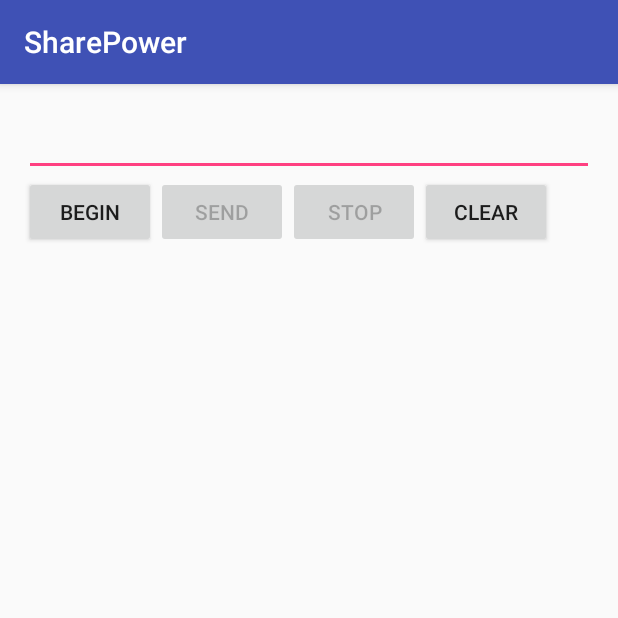
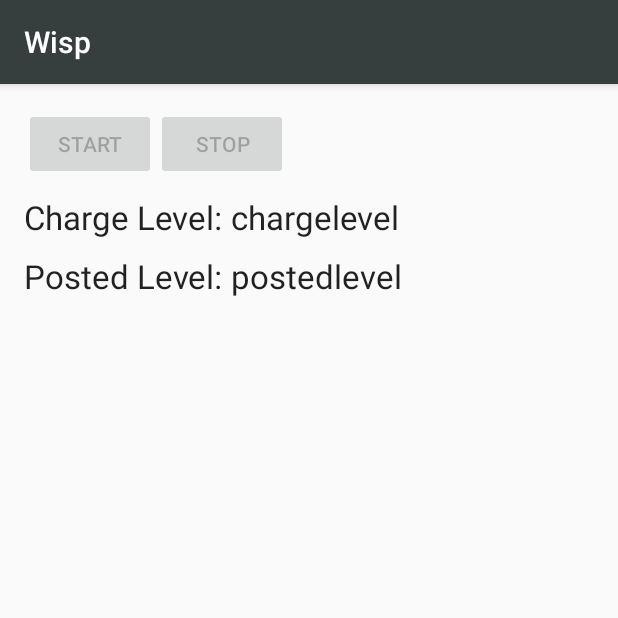
Before and after one commit to alierbas/SharePower, an Android app: the ChargeConsole screen opened directly, with no data from a screen before it, on a phone screen of 412 x 824 dp, the top half of it. Run offline under Robolectric (Android 15) with nearby library versions, the phone set to English and light mode, and no system bars.

Commit message:
Post Charge Status

```diff
--- a/app/src/main/java/com/ae/sharepower/ChargeConsole.java
+++ b/app/src/main/java/com/ae/sharepower/ChargeConsole.java
@@ -27,13 +27,27 @@ import com.felhr.usbserial.UsbSerialDevice;
 public class ChargeConsole extends AppCompatActivity{
 
     public final String ACTION_USB_PERMISSION = "com.ae.sharepower.USB_PERMISSION";
-    Button startButton, sendButton, clearButton, stopButton;
-    TextView textView;
-    EditText editText;
-    UsbManager usbManager;
-    UsbDevice device;
-    UsbSerialDevice serialPort;
-    UsbDeviceConnection connection;
+    private Button sendButton, stopButton;
+    private UsbManager usbManager;
+    private UsbDevice device;
+    private UsbSerialDevice serialPort;
+    private UsbDeviceConnection connection;
+
+    private  TextView chargeLevelTv;
+    private TextView postedlevelTv;
+
+    private int chargeLevel;
+    private int startCharge;
+    private int endCharge;
+
+    private BroadcastReceiver mBatInfoReceiver = new BroadcastReceiver(){
+        @Override
+        public void onReceive(Context arg0, Intent intent) {
+            chargeLevel = intent.getIntExtra("level", 0);
+            chargeLevelTv.setText("" + Integer.toString(chargeLevel) + "%");
+            postedlevelTv.setText("" + Integer.toString(chargeLevel-startCharge) + "%");
+        }
+    };
 
     UsbSerialInterface.UsbReadCallback mCallback = new UsbSerialInterface.UsbReadCallback() { //Defining a Callback which triggers whenever data is read.
         @Override
@@ -42,7 +56,6 @@ public class ChargeConsole extends AppCompatActivity{
             try {
                 data = new String(arg0, "UTF-8");
                 data.concat("/n");
-                tvAppend(textView, data);
             } catch (UnsupportedEncodingException e) {
                 e.printStackTrace();
             }
@@ -66,7 +79,6 @@ public class ChargeConsole extends AppCompatActivity{
                             serialPort.setParity(UsbSerialInterface.PARITY_NONE);
                             serialPort.setFlowControl(UsbSerialInterface.FLOW_CONTROL_OFF);
                             serialPort.read(mCallback);
-                            tvAppend(textView,"Serial Connection Opened!\n");
 
                         } else {
                             Log.d("SERIAL", "PORT NOT OPEN");
@@ -78,13 +90,12 @@ public class ChargeConsole extends AppCompatActivity{
                     Log.d("SERIAL", "PERM NOT GRANTED");
                 }
             } else if (intent.getAction().equals(UsbManager.ACTION_USB_DEVICE_ATTACHED)) {
-                onClickStart(startButton);
+                onClickStart(sendButton);
             } else if (intent.getAction().equals(UsbManager.ACTION_USB_DEVICE_DETACHED)) {
                 onClickStop(stopButton);
             }
         }
     };
-
 
     @Override
     protected void onCreate(Bundle savedInstanceState) {
@@ -92,12 +103,12 @@ public class ChargeConsole extends AppCompatActivity{
         setContentView(R.layout.activity_charge_console);
 
         usbManager = (UsbManager) getSystemService(this.USB_SERVICE);
-        startButton = (Button) findViewById(R.id.buttonStart);
         sendButton = (Button) findViewById(R.id.buttonSend);
-        clearButton = (Button) findViewById(R.id.buttonClear);
         stopButton = (Button) findViewById(R.id.buttonStop);
-        editText = (EditText) findViewById(R.id.editText);
-        textView = (TextView) findViewById(R.id.textView);
+
+        postedlevelTv = (TextView) findViewById(R.id.postedlevel);
+        chargeLevelTv = (TextView) findViewById(R.id.chargelevel);
+
         setUiEnabled(false);
         IntentFilter filter = new IntentFilter();
         filter.addAction(ACTION_USB_PERMISSION);
@@ -105,14 +116,12 @@ public class ChargeConsole extends AppCompatActivity{
         filter.addAction(UsbManager.ACTION_USB_DEVICE_DETACHED);
         registerReceiver(broadcastReceiver, filter);
 
+        registerReceiver(mBatInfoReceiver, new IntentFilter(Intent.ACTION_BATTERY_CHANGED));
     }
 
-
     public void setUiEnabled(boolean bool) {
-        startButton.setEnabled(!bool);
         sendButton.setEnabled(bool);
         stopButton.setEnabled(bool);
-        textView.setEnabled(bool);
     }
 
     public void onClickStart(View view) {
@@ -140,31 +149,15 @@ public class ChargeConsole extends AppCompatActivity{
     }
 
     public void onClickSend(View view) {
-        String string = editText.getText().toString();
+        String string = "11";
         serialPort.write(string.getBytes());
-        tvAppend(textView, "\nData Sent : " + string + "\n");
+        startCharge = chargeLevel;
     }
 
     public void onClickStop(View view) {
         setUiEnabled(false);
         serialPort.close();
-        tvAppend(textView,"\nSerial Connection Closed! \n");
-    }
-
-    public void onClickClear(View view) {
-        textView.setText(" ");
-    }
-
-    private void tvAppend(TextView tv, CharSequence text) {
-        final TextView ftv = tv;
-        final CharSequence ftext = text;
-
-        runOnUiThread(new Runnable() {
-            @Override
-            public void run() {
-                ftv.append(ftext);
-            }
-        });
+        endCharge = chargeLevel;
     }
 
 
--- a/app/src/main/java/com/ae/sharepower/MainActivity.java
+++ b/app/src/main/java/com/ae/sharepower/MainActivity.java
@@ -54,7 +54,6 @@ public class MainActivity extends AppCompatActivity implements NavigationView.On
         Toolbar toolbar = (Toolbar) findViewById(R.id.toolbar);
         setSupportActionBar(toolbar);
 
-
         DrawerLayout drawer = (DrawerLayout) findViewById(R.id.drawer_layout);
         ActionBarDrawerToggle toggle = new ActionBarDrawerToggle(
                 this, drawer, toolbar, R.string.navigation_drawer_open, R.string.navigation_drawer_close);
@@ -107,12 +106,8 @@ public class MainActivity extends AppCompatActivity implements NavigationView.On
 
     @Override
     public boolean onOptionsItemSelected(MenuItem item) {
-        // Handle action bar item clicks here. The action bar will
-        // automatically handle clicks on the Home/Up button, so long
-        // as you specify a parent activity in AndroidManifest.xml.
         int id = item.getItemId();
 
-        //noinspection SimplifiableIfStatement
         if (id == R.id.action_settings) {
             return true;
         }
@@ -126,13 +121,10 @@ public class MainActivity extends AppCompatActivity implements NavigationView.On
         // Handle navigation view item clicks here.
         int id = item.getItemId();
 
-
-        if (id == R.id.nav_first_fragment) {
-
-            Intent myIntent = new Intent(this, ChargeConsole.class);
-            startActivity(myIntent);
-
-        }
+//        if (id == R.id.nav_first_fragment) {
+//            Intent myIntent = new Intent(this, ChargeConsole.class);
+//            startActivity(myIntent);
+//        }
 // else if (id == R.id.nav_gallery) {
 //
 //        } else if (id == R.id.nav_slideshow) {
@@ -184,6 +176,9 @@ public class MainActivity extends AppCompatActivity implements NavigationView.On
                             .setPositiveButton(android.R.string.yes, new DialogInterface.OnClickListener() {
                                 public void onClick(DialogInterface dialog, int which) {
                                     Toast.makeText(getBaseContext(), "Request Sent", Toast.LENGTH_LONG).show();
+
+                                    Intent myIntent = new Intent(getApplicationContext(), ChargeConsole.class);
+                                    startActivity(myIntent);
                                 }
                             })
                             .setNegativeButton(android.R.string.no, new DialogInterface.OnClickListener() {
--- a/app/src/main/res/layout/activity_charge_console.xml
+++ b/app/src/main/res/layout/activity_charge_console.xml
@@ -5,65 +5,66 @@
     android:paddingTop="@dimen/activity_vertical_margin"
     android:paddingBottom="@dimen/activity_vertical_margin" tools:context=".MainActivity">
 
-    <EditText
-        android:layout_width="wrap_content"
-        android:layout_height="wrap_content"
-        android:id="@+id/editText"
-        android:layout_alignParentTop="true"
-        android:layout_alignParentRight="true"
-        android:layout_alignParentEnd="true"
-        android:layout_alignParentLeft="true"
-        android:layout_alignParentStart="true" />
-
     <Button
         android:layout_width="wrap_content"
         android:layout_height="wrap_content"
-        android:text="Begin"
-        android:id="@+id/buttonStart"
-        android:layout_below="@+id/editText"
-        android:layout_alignParentLeft="true"
-        android:layout_alignParentStart="true"
-        android:onClick="onClickStart"/>
-
-    <Button
-        android:layout_width="wrap_content"
-        android:layout_height="wrap_content"
-        android:text="Send"
+        android:text="Start"
         android:id="@+id/buttonSend"
         android:onClick="onClickSend"
-        android:layout_below="@+id/editText"
-        android:layout_toRightOf="@+id/buttonStart"
-        android:layout_toEndOf="@+id/buttonStart" />
-
-    <TextView
-        android:layout_width="wrap_content"
-        android:layout_height="wrap_content"
-        android:id="@+id/textView"
-        android:layout_below="@+id/buttonSend"
-        android:layout_alignParentLeft="true"
-        android:layout_alignParentStart="true"
-        android:layout_alignRight="@+id/editText"
-        android:layout_alignEnd="@+id/editText"
-        android:layout_alignParentBottom="true" />
+       />
 
     <Button
         android:layout_width="wrap_content"
         android:layout_height="wrap_content"
         android:text="Stop"
         android:id="@+id/buttonStop"
-        android:layout_below="@+id/editText"
         android:layout_toRightOf="@+id/buttonSend"
         android:layout_toEndOf="@+id/buttonSend"
         android:onClick="onClickStop"/>
 
-    <Button
+    <TextView
         android:layout_width="wrap_content"
         android:layout_height="wrap_content"
-        android:text="Clear"
-        android:id="@+id/buttonClear"
-        android:layout_below="@+id/editText"
-        android:layout_toRightOf="@+id/buttonStop"
-        android:layout_toEndOf="@+id/buttonStop"
-        android:onClick="onClickClear"/>
+        android:textAppearance="?android:attr/textAppearanceLarge"
+        android:text="Charge Level: "
+        android:id="@+id/textView2"
+        android:layout_alignTop="@+id/chargelevel"
+        android:layout_alignParentLeft="true"
+        android:layout_alignParentStart="true" />
+
+    <TextView
+        android:layout_width="wrap_content"
+        android:layout_height="wrap_content"
+        android:textAppearance="?android:attr/textAppearanceLarge"
+        android:text="chargelevel"
+        android:id="@+id/chargelevel"
+        android:layout_below="@+id/buttonSend"
+        android:layout_alignParentRight="true"
+        android:layout_alignParentEnd="true"
+        android:layout_toRightOf="@+id/textView2"
+        android:layout_toEndOf="@+id/textView2"
+        android:layout_marginTop="10dp" />
+
+    <TextView
+        android:layout_width="wrap_content"
+        android:layout_height="wrap_content"
+        android:textAppearance="?android:attr/textAppearanceLarge"
+        android:text="Posted Level: "
+        android:id="@+id/textView4"
+        android:layout_alignTop="@+id/postedlevel"
+        android:layout_alignParentLeft="true"
+        android:layout_alignParentStart="true" />
+
+    <TextView
+        android:layout_width="wrap_content"
+        android:layout_height="wrap_content"
+        android:textAppearance="?android:attr/textAppearanceLarge"
+        android:text="postedlevel"
+        android:id="@+id/postedlevel"
+        android:layout_below="@+id/chargelevel"
+        android:layout_alignLeft="@+id/chargelevel"
+        android:layout_alignStart="@+id/chargelevel"
+        android:layout_marginTop="10dp" />
+
 
 </RelativeLayout>
--- a/app/src/main/res/menu/activity_main_drawer.xml
+++ b/app/src/main/res/menu/activity_main_drawer.xml
@@ -1,13 +1,13 @@
 <?xml version="1.0" encoding="utf-8"?>
 <menu xmlns:android="http://schemas.android.com/apk/res/android">
 
-    <group android:checkableBehavior="single">
-        <item
-            android:id="@+id/nav_first_fragment"
-            android:icon="@drawable/common_google_signin_btn_icon_dark"
-            android:title="Console" />
+    <!--<group android:checkableBehavior="single">-->
+        <!--<item-->
+            <!--android:id="@+id/nav_first_fragment"-->
+            <!--android:icon="@drawable/common_google_signin_btn_icon_dark"-->
+            <!--android:title="Console" />-->
 
-    </group>
+    <!--</group>-->
 
 
 
--- a/app/src/main/res/values/colors.xml
+++ b/app/src/main/res/values/colors.xml
@@ -1,6 +1,6 @@
 <?xml version="1.0" encoding="utf-8"?>
 <resources>
-    <color name="colorPrimary">#3F51B5</color>
-    <color name="colorPrimaryDark">#303F9F</color>
-    <color name="colorAccent">#FF4081</color>
+    <color name="colorPrimary">#363f3e</color>
+    <color name="colorPrimaryDark">#363f3e</color>
+    <color name="colorAccent">#363f3e</color>
 </resources>
--- a/app/src/main/res/values/strings.xml
+++ b/app/src/main/res/values/strings.xml
@@ -1,5 +1,5 @@
 <resources>
-    <string name="app_name">SharePower</string>
+    <string name="app_name">Wisp</string>
 
     <string name="navigation_drawer_open">Open navigation drawer</string>
     <string name="navigation_drawer_close">Close navigation drawer</string>
```
Also changed, not shown: app/src/main/res/mipmap-hdpi/ic_launcher.png, app/src/main/res/mipmap-mdpi/ic_launcher.png, app/src/main/res/mipmap-xhdpi/ic_launcher.png, app/src/main/res/mipmap-xxhdpi/ic_launcher.png, app/src/main/res/mipmap-xxxhdpi/ic_launcher.png, 1 other file.
